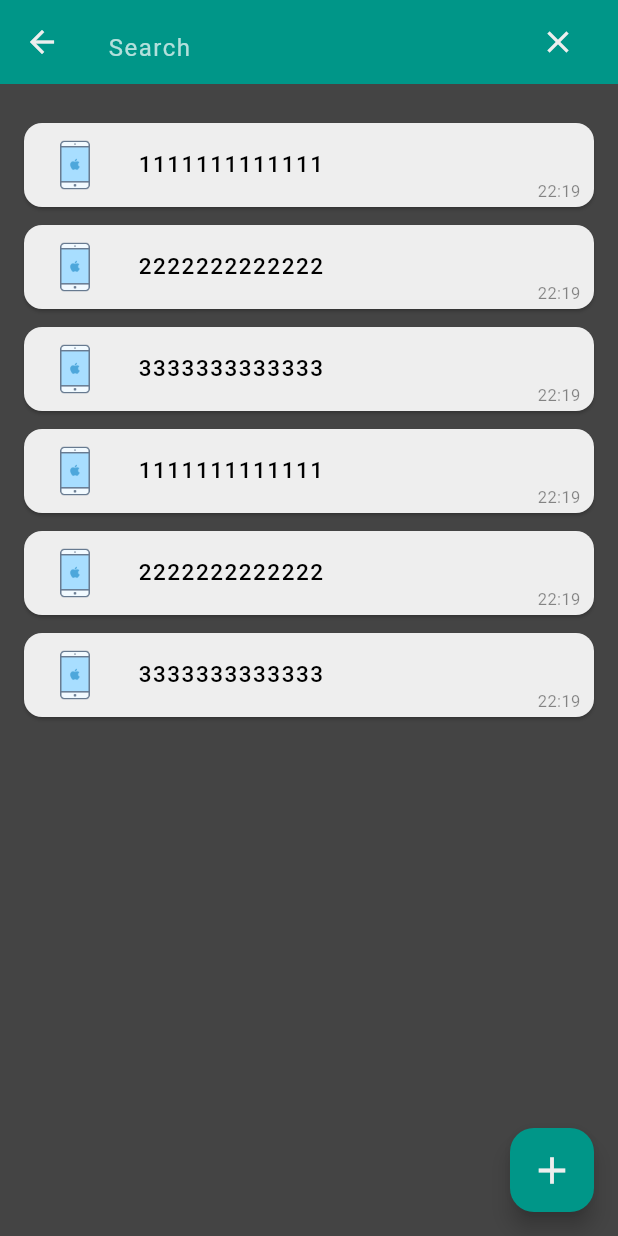
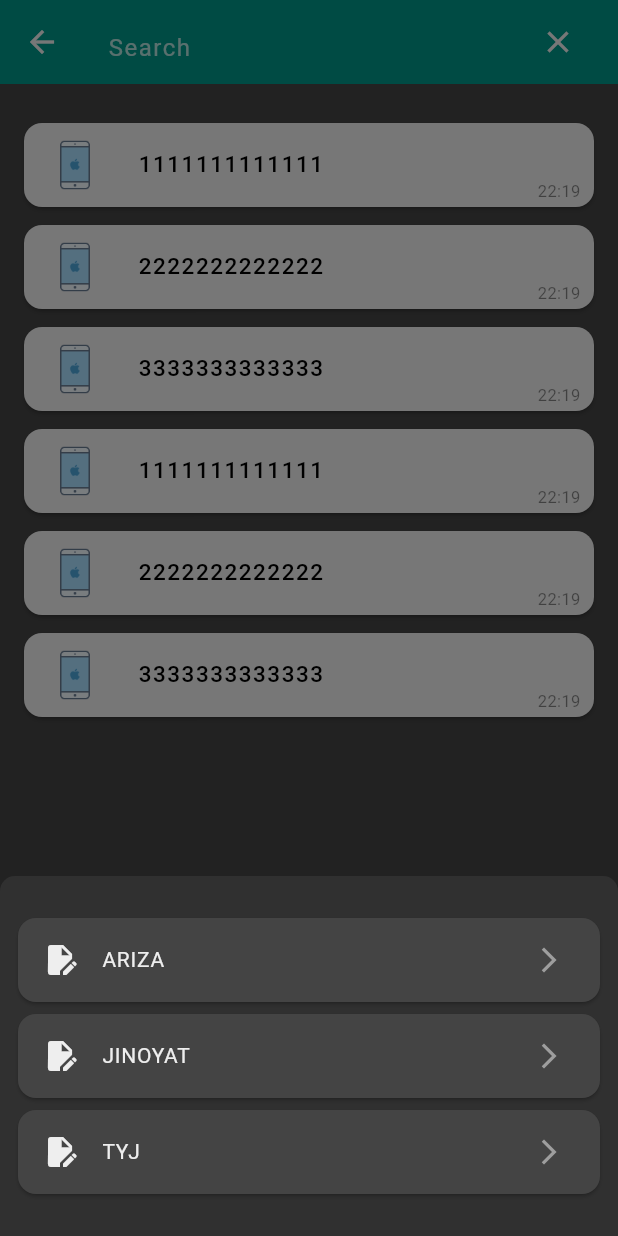
Before and after one commit to BekpolatNormurodov/imei, a Flutter app: the ListImImeiLost screen opened directly, after a tap on the "search" icon, after a tap on the "add" icon, on a phone screen of 412 x 824 dp. Run offline on Flutter 3.47's test engine with Material 3 defaults, Android fonts, the phone set to English and light mode, and no system bars; drawn by our look-alikes of auto_animated; our stand-ins replace animated_search_bar, flutter_screenutil, get, hive_flutter, line_awesome_flutter, pinput and 2 more; missing offline and left inert: easy_mask, flutter_screen_lock, smart_auth; accounts and stored records are empty.

Commit message:
bottom shet diolog

```diff
--- a/lib/Screen/check/imei_output.dart
+++ b/lib/Screen/check/imei_output.dart
@@ -96,7 +96,9 @@ class _ImeiOutputState extends State<ImeiOutput> {
         ),
         actions: [
           IconButton(
-            onPressed: ()=>Get.off(ImeiEdit()),
+            onPressed: () {
+              // Get.off(ImeiEdit());
+            },
             icon: Container(
               padding: EdgeInsets.all(4),
               decoration: BoxDecoration(
@@ -104,7 +106,7 @@ class _ImeiOutputState extends State<ImeiOutput> {
                 borderRadius: BorderRadius.circular(4),
               ),
               child: Icon(
-                Icons.edit,
+                Icons.comment,
                 color: Colors.tealAccent.shade700,
                 size: 22,
               ),
--- a/lib/Screen/lost/list_imei_lost.dart
+++ b/lib/Screen/lost/list_imei_lost.dart
@@ -580,7 +580,83 @@ class _ListImImeiLostState extends State<ListImImeiLost> {
       ),
       floatingActionButton: FloatingActionButton(
         backgroundColor: Colors.teal,
-        onPressed: () => Get.off(CreateImeiLost()),
+        onPressed: () {
+          showModalBottomSheet(
+            barrierColor: Colors.black.withOpacity(.5),
+            context: context,
+            builder: (builder) {
+              return StatefulBuilder(
+                builder: (context, setState) {
+                  return Container(
+                    decoration: BoxDecoration(
+                      borderRadius:
+                          BorderRadius.vertical(top: Radius.circular(10)),
+                      color: Color.fromRGBO(48, 48, 48, 1),
+                    ),
+                    height: 240,
+                    padding: EdgeInsets.symmetric(horizontal: 8),
+                    child: Column(
+                      mainAxisAlignment: MainAxisAlignment.center,
+                      children: [
+                        Card(
+                          color: Color.fromRGBO(68, 68, 68, 1),
+                          child: GestureDetector(
+                            onTap: ()=>Get.off(CreateImeiLost()),
+                            child: Container(
+                              child: ListTile(
+                                leading: Icon(
+                                  Icons.edit_document,
+                                  color: Colors.grey.shade200,
+                                ),
+                                title: Text(
+                                  "Ariza".toUpperCase(),
+                                  style: TextStyle(color: Colors.grey.shade200, fontSize: 14),
+                                ),
+                                trailing: Icon(Icons.arrow_forward_ios, size: 20, color: Colors.grey,),
+                              ),
+                            ),
+                          ),
+                        ),
+                        Card(
+                          color: Color.fromRGBO(68, 68, 68, 1),
+                          child: Container(
+                            child: ListTile(
+                              leading: Icon(
+                                Icons.edit_document,
+                                color: Colors.grey.shade200,
+                              ),
+                              title: Text(
+                                "Jinoyat".toUpperCase(),
+                                style: TextStyle(color: Colors.grey.shade200, fontSize: 14),
+                              ),
+                              trailing: Icon(Icons.arrow_forward_ios, size: 20, color: Colors.grey,),
+                            ),
+                          ),
+                        ),
+                        Card(
+                          color: Color.fromRGBO(68, 68, 68, 1),
+                          child: Container(
+                            child: ListTile(
+                              leading: Icon(
+                                Icons.edit_document,
+                                color: Colors.grey.shade200,
+                              ),
+                              title: Text(
+                                "TYJ".toUpperCase(),
+                                style: TextStyle(color: Colors.grey.shade200, fontSize: 14),
+                              ),
+                              trailing: Icon(Icons.arrow_forward_ios, size: 20, color: Colors.grey,),
+                            ),
+                          ),
+                        ),
+                      ],
+                    ),
+                  );
+                },
+              );
+            },
+          );
+        },
         child: Icon(
           Icons.add,
           size: 30,
```
Also changed, not shown: lib/library.dart (line endings or trailing spaces).
